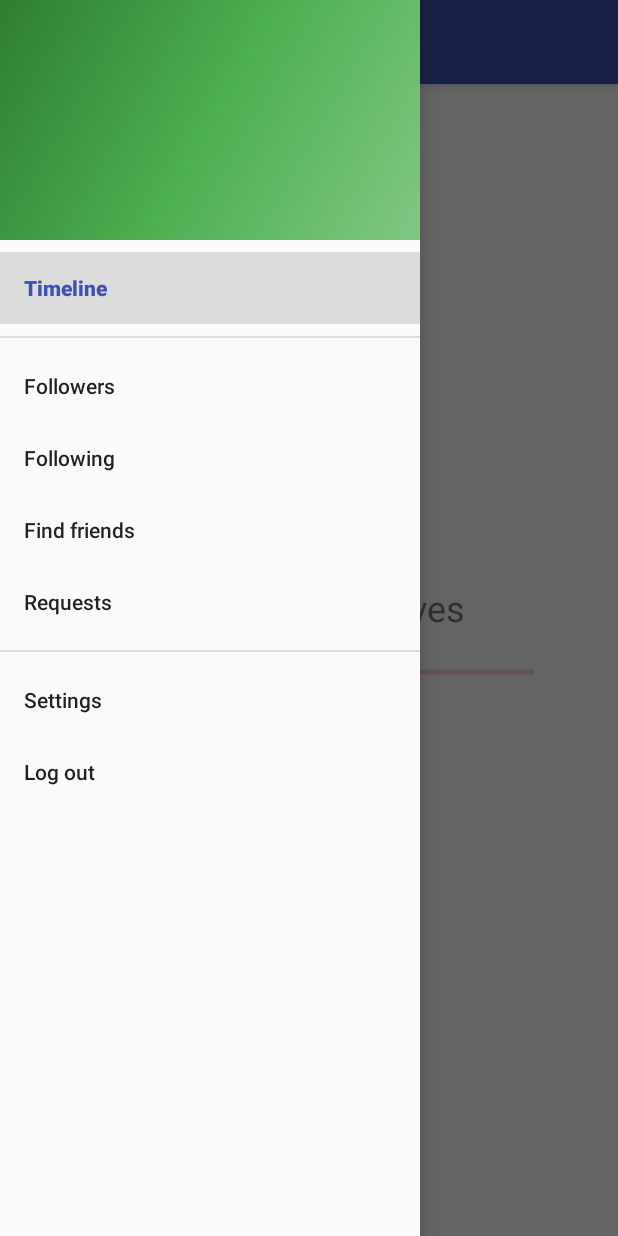
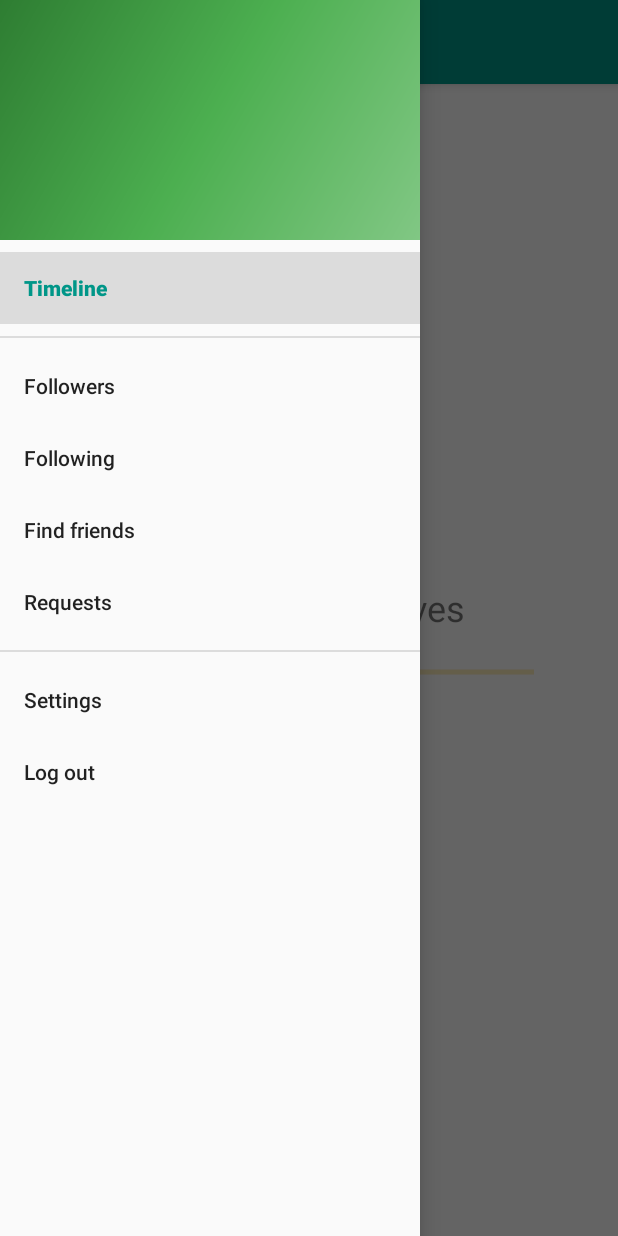
Before and after one commit to h1man5hu/manoeuvres, an Android app: the screen it shows after launch once a user with an empty profile is signed in (MainActivity), with the side drawer open, on a phone screen of 412 x 824 dp. Run offline under Robolectric (Android 15) with nearby library versions, the phone set to English and light mode, and no system bars; our stand-ins replace Firebase (no records; nobody signed in at launch, a user with empty details on screens opened directly); libraries missing offline, so code that uses them is left out: com.facebook, com.facebook.appevents; 4 statements that could not run were skipped.

Commit message:
Improve UI: Change color scheme

```diff
--- a/app/src/main/res/layout/list_item_friend.xml
+++ b/app/src/main/res/layout/list_item_friend.xml
@@ -19,7 +19,7 @@
         android:layout_marginStart="16dp"
         android:layout_marginTop="20dp"
         android:fontFamily="sans-serif"
-        android:textColor="@android:color/primary_text_light"
+        android:textColor="@color/colorPrimaryText"
         android:textSize="@dimen/text_primary_size_list_item"
 
         app:layout_constraintBottom_toBottomOf="parent"
--- a/app/src/main/res/layout/list_item_timeline.xml
+++ b/app/src/main/res/layout/list_item_timeline.xml
@@ -17,7 +17,7 @@
         android:layout_marginStart="16dp"
         android:layout_marginTop="20dp"
         android:fontFamily="sans-serif"
-        android:textColor="@android:color/primary_text_light"
+        android:textColor="@color/colorPrimaryText"
         android:textSize="@dimen/text_primary_size_list_item"
 
         app:layout_constraintLeft_toLeftOf="parent"
@@ -31,7 +31,7 @@
         android:layout_marginBottom="20dp"
 
         android:layout_marginTop="4dp"
-        android:textColor="@android:color/secondary_text_light"
+        android:textColor="@color/colorSecondaryText"
         android:textSize="@dimen/text_secondary_size_list_item"
 
         android:textStyle="normal|italic"
--- a/app/src/main/res/values/colors.xml
+++ b/app/src/main/res/values/colors.xml
@@ -1,8 +1,11 @@
 <?xml version="1.0" encoding="utf-8"?>
 <resources>
-    <color name="colorPrimary">#3F51B5</color>
-    <color name="colorPrimaryDark">#303F9F</color>
-    <color name="colorAccent">#FF4081</color>
-    <color name="colorFabStop">#b30000</color>
+    <color name="colorPrimary">#009688</color>
+    <color name="colorPrimaryDark">#00796B</color>
+    <color name="colorPrimaryLight">#B2DFDB</color>
+    <color name="colorAccent">#FFC107</color>
     <color name="colorDivider">#E6E6E6</color>
+    <color name="colorPrimaryText">#212121</color>
+    <color name="colorSecondaryText">#757575</color>
+    <color name="colorFabStop">#FF5252</color>
 </resources>
```
